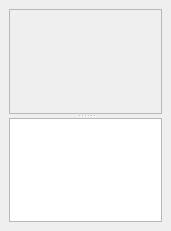
cc-archive/pootle, file editor/ui/Comment.ui: the form before one commit.
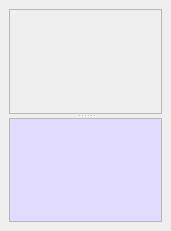
The form after the commit.

Commit message: make UI look better

```diff
--- a/editor/ui/Comment.ui
+++ b/editor/ui/Comment.ui
@@ -40,7 +40,13 @@
     <number>6</number>
    </property>
    <item row="0" column="0" >
-    <widget class="QSplitter" name="" >
+    <widget class="QSplitter" name="splitter" >
+     <property name="minimumSize" >
+      <size>
+       <width>16</width>
+       <height>20</height>
+      </size>
+     </property>
      <property name="orientation" >
       <enum>Qt::Vertical</enum>
      </property>
@@ -55,7 +61,279 @@
        </size>
       </property>
      </widget>
-     <widget class="QTextEdit" name="txtLocationComment" />
+     <widget class="QTextEdit" name="txtLocationComment" >
+      <property name="palette" >
+       <palette>
+        <active>
+         <color>
+          <red>0</red>
+          <green>0</green>
+          <blue>0</blue>
+         </color>
+         <color>
+          <red>221</red>
+          <green>223</green>
+          <blue>228</blue>
+         </color>
+         <color>
+          <red>255</red>
+          <green>255</green>
+          <blue>255</blue>
+         </color>
+         <color>
+          <red>255</red>
+          <green>255</green>
+          <blue>255</blue>
+         </color>
+         <color>
+          <red>85</red>
+          <green>85</green>
+          <blue>85</blue>
+         </color>
+         <color>
+          <red>199</red>
+          <green>199</green>
+          <blue>199</blue>
+         </color>
+         <color>
+          <red>0</red>
+          <green>0</green>
+          <blue>0</blue>
+         </color>
+         <color>
+          <red>255</red>
+          <green>255</green>
+          <blue>255</blue>
+         </color>
+         <color>
+          <red>0</red>
+          <green>0</green>
+          <blue>0</blue>
+         </color>
+         <color>
+          <red>225</red>
+          <green>219</green>
+          <blue>255</blue>
+         </color>
+         <color>
+          <red>239</red>
+          <green>239</green>
+          <blue>239</blue>
+         </color>
+         <color>
+          <red>0</red>
+          <green>0</green>
+          <blue>0</blue>
+         </color>
+         <color>
+          <red>103</red>
+          <green>141</green>
+          <blue>178</blue>
+         </color>
+         <color>
+          <red>255</red>
+          <green>255</green>
+          <blue>255</blue>
+         </color>
+         <color>
+          <red>0</red>
+          <green>0</green>
+          <blue>238</blue>
+         </color>
+         <color>
+          <red>82</red>
+          <green>24</green>
+          <blue>139</blue>
+         </color>
+         <color>
+          <red>232</red>
+          <green>232</green>
+          <blue>232</blue>
+         </color>
+        </active>
+        <inactive>
+         <color>
+          <red>0</red>
+          <green>0</green>
+          <blue>0</blue>
+         </color>
+         <color>
+          <red>221</red>
+          <green>223</green>
+          <blue>228</blue>
+         </color>
+         <color>
+          <red>255</red>
+          <green>255</green>
+          <blue>255</blue>
+         </color>
+         <color>
+          <red>255</red>
+          <green>255</green>
+          <blue>255</blue>
+         </color>
+         <color>
+          <red>85</red>
+          <green>85</green>
+          <blue>85</blue>
+         </color>
+         <color>
+          <red>199</red>
+          <green>199</green>
+          <blue>199</blue>
+         </color>
+         <color>
+          <red>0</red>
+          <green>0</green>
+          <blue>0</blue>
+         </color>
+         <color>
+          <red>255</red>
+          <green>255</green>
+          <blue>255</blue>
+         </color>
+         <color>
+          <red>0</red>
+          <green>0</green>
+          <blue>0</blue>
+         </color>
+         <color>
+          <red>225</red>
+          <green>219</green>
+          <blue>255</blue>
+         </color>
+         <color>
+          <red>239</red>
+          <green>239</green>
+          <blue>239</blue>
+         </color>
+         <color>
+          <red>0</red>
+          <green>0</green>
+          <blue>0</blue>
+         </color>
+         <color>
+          <red>103</red>
+          <green>141</green>
+          <blue>178</blue>
+         </color>
+         <color>
+          <red>255</red>
+          <green>255</green>
+          <blue>255</blue>
+         </color>
+         <color>
+          <red>0</red>
+          <green>0</green>
+          <blue>238</blue>
+         </color>
+         <color>
+          <red>82</red>
+          <green>24</green>
+          <blue>139</blue>
+         </color>
+         <color>
+          <red>232</red>
+          <green>232</green>
+          <blue>232</blue>
+         </color>
+        </inactive>
+        <disabled>
+         <color>
+          <red>128</red>
+          <green>128</green>
+          <blue>128</blue>
+         </color>
+         <color>
+          <red>221</red>
+          <green>223</green>
+          <blue>228</blue>
+         </color>
+         <color>
+          <red>255</red>
+          <green>255</green>
+          <blue>255</blue>
+         </color>
+         <color>
+          <red>255</red>
+          <green>255</green>
+          <blue>255</blue>
+         </color>
+         <color>
+          <red>85</red>
+          <green>85</green>
+          <blue>85</blue>
+         </color>
+         <color>
+          <red>199</red>
+          <green>199</green>
+          <blue>199</blue>
+         </color>
+         <color>
+          <red>199</red>
+          <green>199</green>
+          <blue>199</blue>
+         </color>
+         <color>
+          <red>255</red>
+          <green>255</green>
+          <blue>255</blue>
+         </color>
+         <color>
+          <red>128</red>
+          <green>128</green>
+          <blue>128</blue>
+         </color>
+         <color>
+          <red>239</red>
+          <green>239</green>
+          <blue>239</blue>
+         </color>
+         <color>
+          <red>239</red>
+          <green>239</green>
+          <blue>239</blue>
+         </color>
+         <color>
+          <red>0</red>
+          <green>0</green>
+          <blue>0</blue>
+         </color>
+         <color>
+          <red>86</red>
+          <green>117</green>
+          <blue>148</blue>
+         </color>
+         <color>
+          <red>255</red>
+          <green>255</green>
+          <blue>255</blue>
+         </color>
+         <color>
+          <red>0</red>
+          <green>0</green>
+          <blue>238</blue>
+         </color>
+         <color>
+          <red>82</red>
+          <green>24</green>
+          <blue>139</blue>
+         </color>
+         <color>
+          <red>232</red>
+          <green>232</green>
+          <blue>232</blue>
+         </color>
+        </disabled>
+       </palette>
+      </property>
+      <property name="toolTip" >
+       <string>String's location</string>
+      </property>
+      <property name="readOnly" >
+       <bool>true</bool>
+      </property>
+     </widget>
     </widget>
    </item>
   </layout>
```
Left out of the diff: 6 changed lines with no effect on the pictures. The commit also changes 1 other file.
